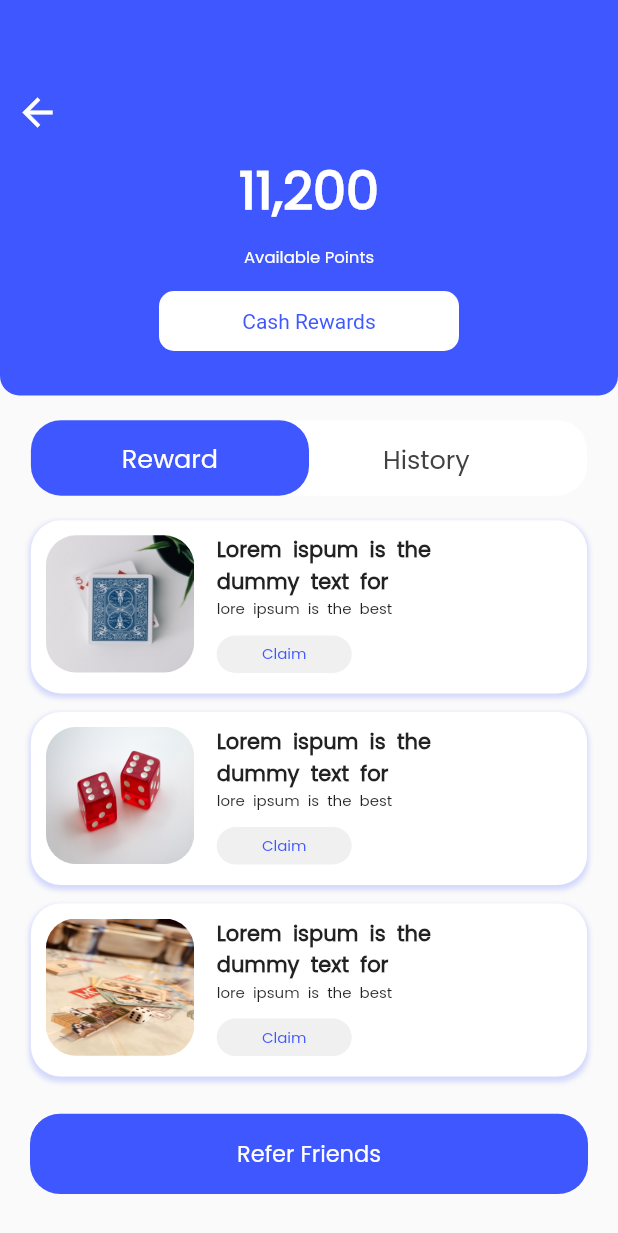
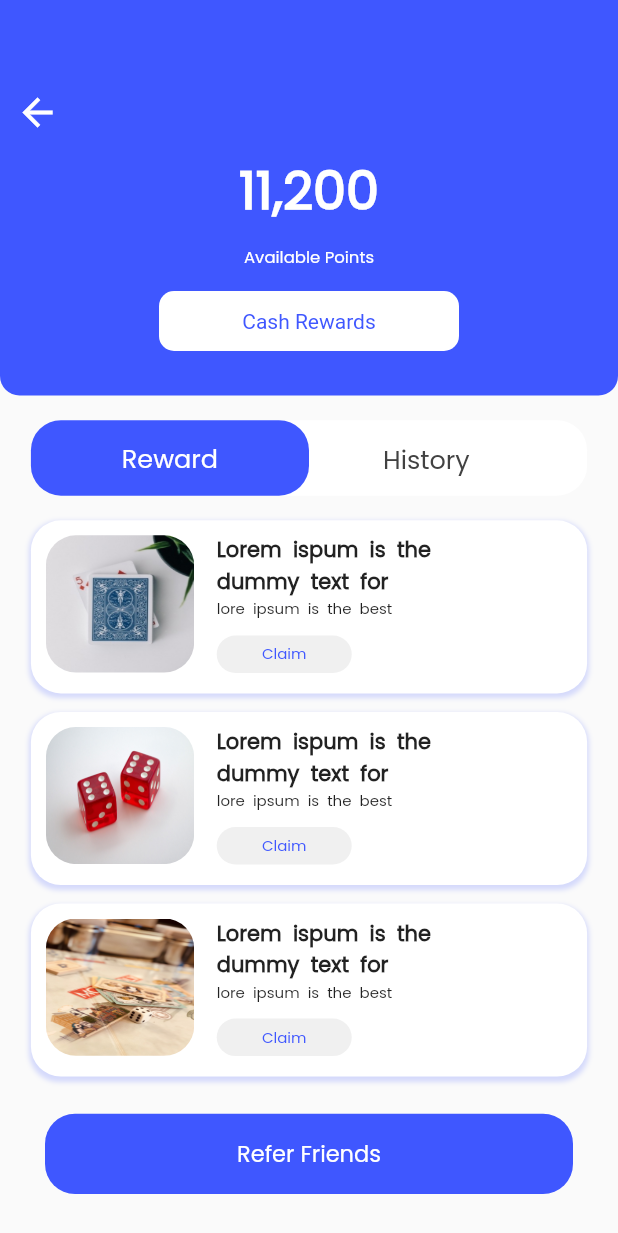
Before and after one commit to Aphosishiro/Play-than-pay, a Flutter app: the Rewards screen opened directly, on a phone screen of 412 x 824 dp. Shown: the top 1233 px of the screen. Run offline on Flutter 3.47's test engine with Material 2 defaults, Android fonts, the phone set to English and light mode, and no system bars; our stand-ins replace flutter_svg.

Commit message:
fixed Margin

```diff
--- a/lib/rewards.dart
+++ b/lib/rewards.dart
@@ -444,7 +444,7 @@ class Rewards extends StatelessWidget {
                 height:size.height * 0.03,
               ),
               Container(
-                margin: const EdgeInsets.symmetric(horizontal: 20),
+                margin: const EdgeInsets.symmetric(horizontal: 30),
                 height: size.height * 0.065,
                 width: double.infinity,
                 child: const Center(
```
